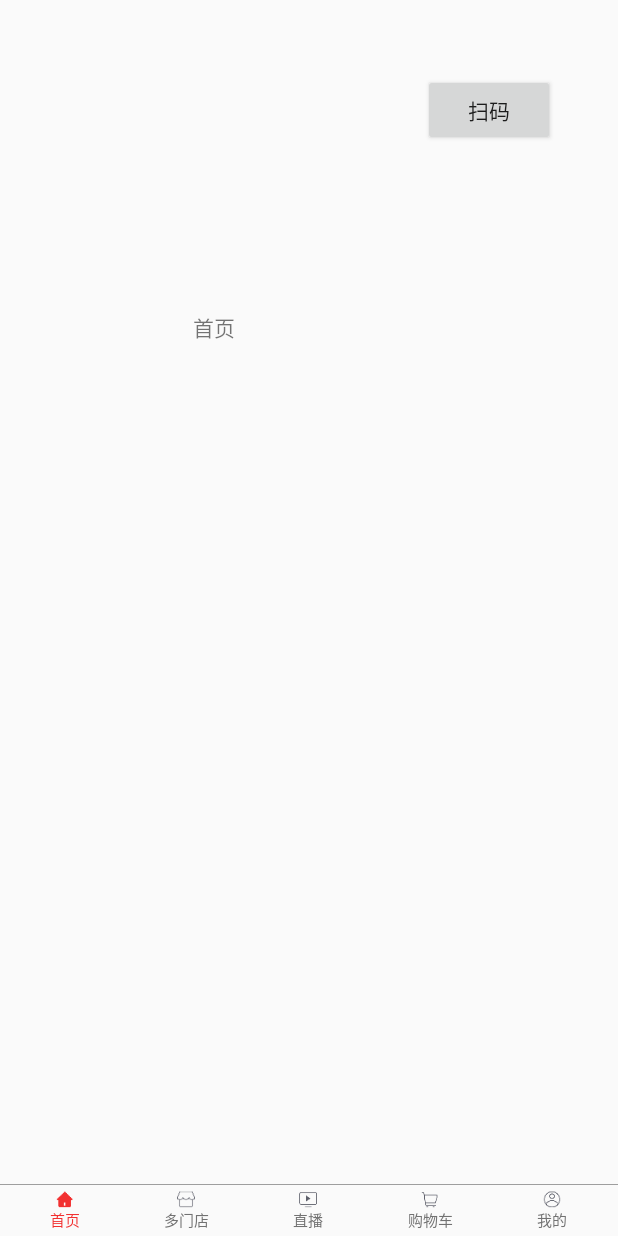
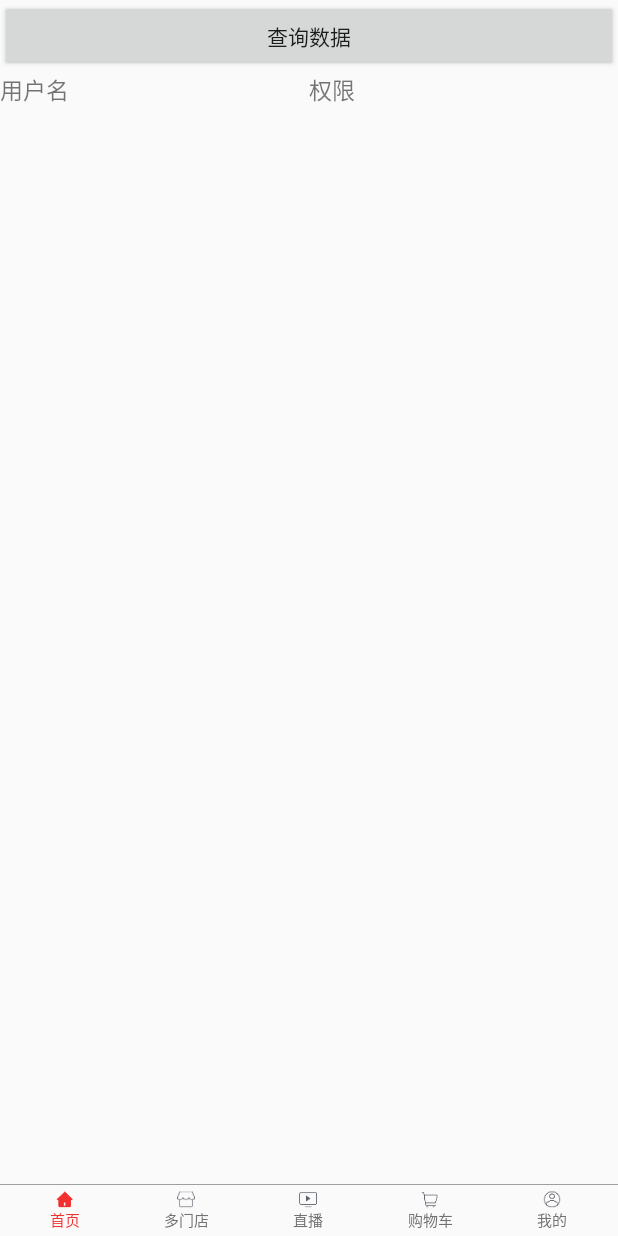
Before and after one commit to jiweijun/helloworld, an Android app: the HomeFragment screen opened directly, with no data from a screen before it, on a phone screen of 412 x 824 dp. Run offline under Robolectric (Android 15) with nearby library versions, the phone set to English and light mode, and no system bars.

Commit message:
Update fragment_home.xml

```diff
--- a/LinkDatabaseApplication/app/src/main/res/layout/fragment_home.xml
+++ b/LinkDatabaseApplication/app/src/main/res/layout/fragment_home.xml
@@ -1,34 +1,46 @@
-<RelativeLayout xmlns:android="http://schemas.android.com/apk/res/android"
+<?xml version="1.0" encoding="utf-8"?>
+<LinearLayout xmlns:android="http://schemas.android.com/apk/res/android"
+    xmlns:app="http://schemas.android.com/apk/res-auto"
     xmlns:tools="http://schemas.android.com/tools"
     android:layout_width="match_parent"
     android:layout_height="match_parent"
-    android:gravity="top|bottom|left|right"
-    android:orientation="vertical">
-
-    <TextView
-        android:layout_width="191dp"
-        android:layout_height="wrap_content"
-        android:layout_alignParentStart="true"
-        android:layout_alignParentLeft="true"
-        android:layout_alignParentTop="true"
-        android:layout_marginStart="47dp"
-        android:layout_marginLeft="47dp"
-        android:layout_marginTop="207dp"
-        android:gravity="center"
-        android:text="首页" />
+    android:orientation="vertical"
+    tools:context=".activity.MainActivity">
 
     <Button
-        android:id="@+id/button3"
-        android:layout_width="wrap_content"
+        android:id="@+id/button2"
+        android:layout_width="match_parent"
         android:layout_height="wrap_content"
-        android:layout_alignParentTop="true"
-        android:layout_alignParentEnd="true"
-        android:layout_alignParentRight="true"
-        android:layout_marginTop="49dp"
-        android:layout_marginEnd="42dp"
-        android:layout_marginRight="42dp"
-        android:onClick="go2"
-        android:text="扫码" />
+        android:text="查询数据" />
+
+    <LinearLayout
+        android:layout_width="match_parent"
+        android:layout_height="81dp"
+        android:orientation="horizontal">
+
+        <TextView
+            android:id="@+id/t1"
+            android:layout_width="0dp"
+            android:layout_height="wrap_content"
+            android:layout_weight="1"
+            android:text="用户名"
+            android:textSize="15sp" />
+
+        <TextView
+            android:id="@+id/t2"
+            android:layout_width="0dp"
+            android:layout_height="wrap_content"
+            android:layout_weight="1"
+            android:text="权限"
+            android:textSize="15sp" />
 
 
-</RelativeLayout>
+
+    </LinearLayout>
+    <ListView
+        android:id="@+id/list"
+        android:layout_width="match_parent"
+        android:layout_height="match_parent"
+        />
+
+</LinearLayout>
```
